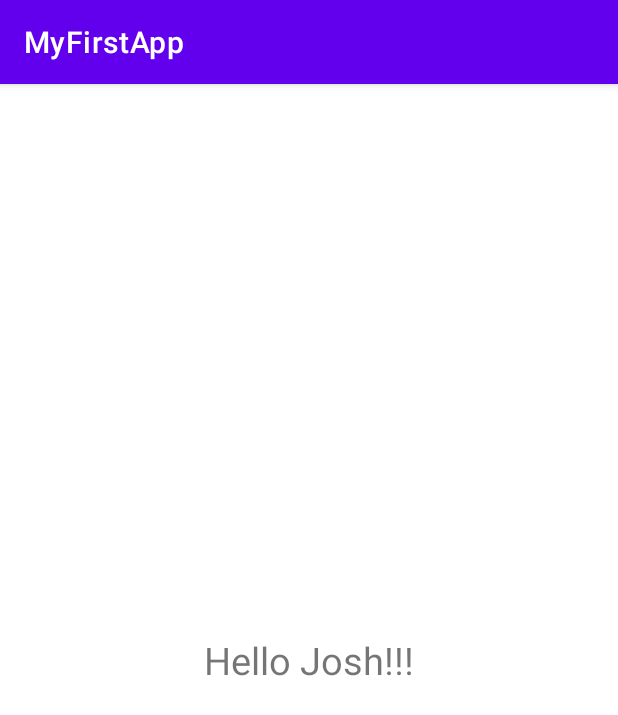
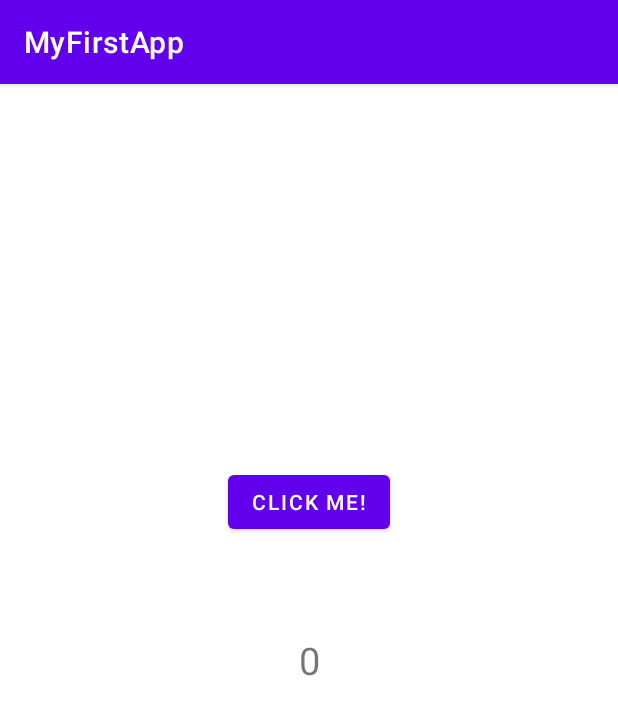
Before and after one commit to joshbennett691/CounterApp, an Android app: the screen it shows after launch (MainActivity), on a phone screen of 412 x 824 dp. Shown: the top 715 px of the screen. Run offline under Robolectric (Android 15) with nearby library versions, the phone set to English and light mode, and no system bars.

Commit message:
Implemented counting functionality

```diff
--- a/app/src/main/java/com/example/myfirstapp/MainActivity.kt
+++ b/app/src/main/java/com/example/myfirstapp/MainActivity.kt
@@ -2,10 +2,26 @@ package com.example.myfirstapp
 
 import androidx.appcompat.app.AppCompatActivity
 import android.os.Bundle
+import android.widget.Button
+import android.widget.TextView
+import android.widget.Toast
 
 class MainActivity : AppCompatActivity() {
     override fun onCreate(savedInstanceState: Bundle?) {
         super.onCreate(savedInstanceState)
         setContentView(R.layout.activity_main)
+
+        val btnClickMe = findViewById<Button>(R.id.myButton)
+//        btnClickMe.setOnClickListener{
+//            btnClickMe.text =  "Haha you clicked me!"
+//        }
+
+        val txtView = findViewById<TextView>(R.id.textView)
+        var timesClicked = 0
+        btnClickMe.setOnClickListener{
+            timesClicked += 1
+            txtView.text = "You clicked the button " + timesClicked + " times!"
+//            Toast.makeText(this, "Hey I'm a toast!", Toast.LENGTH_LONG).show()
+        }
     }
 }
--- a/app/src/main/res/layout/activity_main.xml
+++ b/app/src/main/res/layout/activity_main.xml
@@ -7,13 +7,27 @@
     tools:context=".MainActivity">
 
     <TextView
+        android:id="@+id/textView"
         android:layout_width="wrap_content"
         android:layout_height="wrap_content"
-        android:text="Hello Josh!!!"
+        android:text="0"
         android:textSize="25sp"
         app:layout_constraintBottom_toBottomOf="parent"
         app:layout_constraintLeft_toLeftOf="parent"
         app:layout_constraintRight_toRightOf="parent"
         app:layout_constraintTop_toTopOf="parent" />
 
+    <Button
+        android:id="@+id/myButton"
+        android:layout_width="wrap_content"
+        android:layout_height="wrap_content"
+        android:layout_marginStart="20dp"
+        android:text="Click Me!"
+        app:layout_constraintBottom_toTopOf="@+id/textView"
+        app:layout_constraintEnd_toEndOf="parent"
+        app:layout_constraintHorizontal_bias="0.464"
+        app:layout_constraintStart_toStartOf="parent"
+        app:layout_constraintTop_toTopOf="parent"
+        app:layout_constraintVertical_bias="0.8" />
+
 </androidx.constraintlayout.widget.ConstraintLayout>
```
